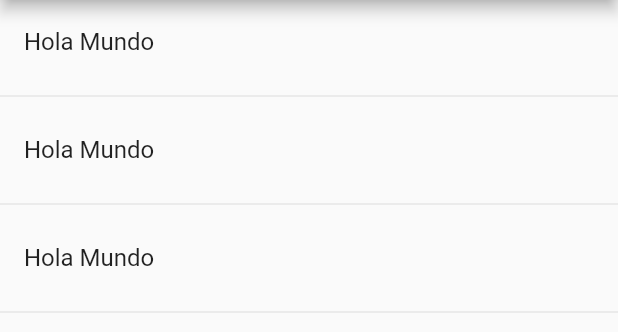
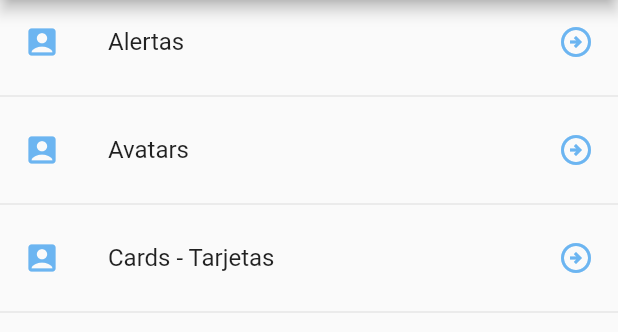
Before and after one commit to adrielmoreno/flutter-components, a Flutter app: the screen it shows after launch, on a phone screen of 412 x 824 dp, the part 84-416 px from its top. Run offline on Flutter 3.47's test engine with Material 2 defaults, Android fonts, the phone set to English and light mode, and no system bars.

Commit message:
List loaded from JSON using Providers

```diff
--- a/lib/src/pages/home_page.dart
+++ b/lib/src/pages/home_page.dart
@@ -1,4 +1,6 @@
 import 'package:flutter/material.dart';
+
+import 'package:components/src/providers/menu_provider.dart';
 
 class HomePage extends StatelessWidget {
   @override
@@ -12,19 +14,35 @@ class HomePage extends StatelessWidget {
   }
 
   Widget _list() {
-    return ListView(
-      children: _listItems(),
+    return FutureBuilder(
+      future: menuProvider.cargarData(),
+      initialData: [],
+      builder: (context, AsyncSnapshot<List<dynamic>> snapshot) {
+        return ListView(
+          children: _listItems(snapshot.data),
+        );
+      },
     );
   }
 
-  List<Widget> _listItems() {
-    return [
-      const ListTile(title: Text('Hola Mundo')),
-      const Divider(),
-      const ListTile(title: Text('Hola Mundo')),
-      const Divider(),
-      const ListTile(title: Text('Hola Mundo')),
-      const Divider(),
-    ];
+  List<Widget> _listItems(List<dynamic>? data) {
+    final List<Widget> options = [];
+
+    data?.forEach((opt) {
+      final widgetTemp = ListTile(
+        title: Text(opt['texto']),
+        leading: const Icon(Icons.account_box,
+            color: Color.fromRGBO(108, 181, 241, 1)),
+        trailing: const Icon(Icons.arrow_circle_right_outlined,
+            color: Color(0xFF6CB5F1)),
+        onTap: () {},
+      );
+
+      options
+        ..add(widgetTemp)
+        ..add(const Divider());
+    });
+
+    return options;
   }
 }
--- /dev/null
+++ b/lib/src/providers/menu_provider.dart
@@ -0,0 +1,22 @@
+import 'package:flutter/services.dart' show rootBundle;
+
+import 'dart:convert';
+
+class _MenuProvider {
+  List<dynamic> options = [];
+
+  _MenuProvider() {
+    // cargarData();
+  }
+
+  Future<List<dynamic>> cargarData() async {
+    final resp = await rootBundle.loadString('data/menu_opts.json');
+
+    Map dataMap = json.decode(resp);
+    options = dataMap['rutas'];
+
+    return options;
+  }
+}
+
+final menuProvider = _MenuProvider();
```
